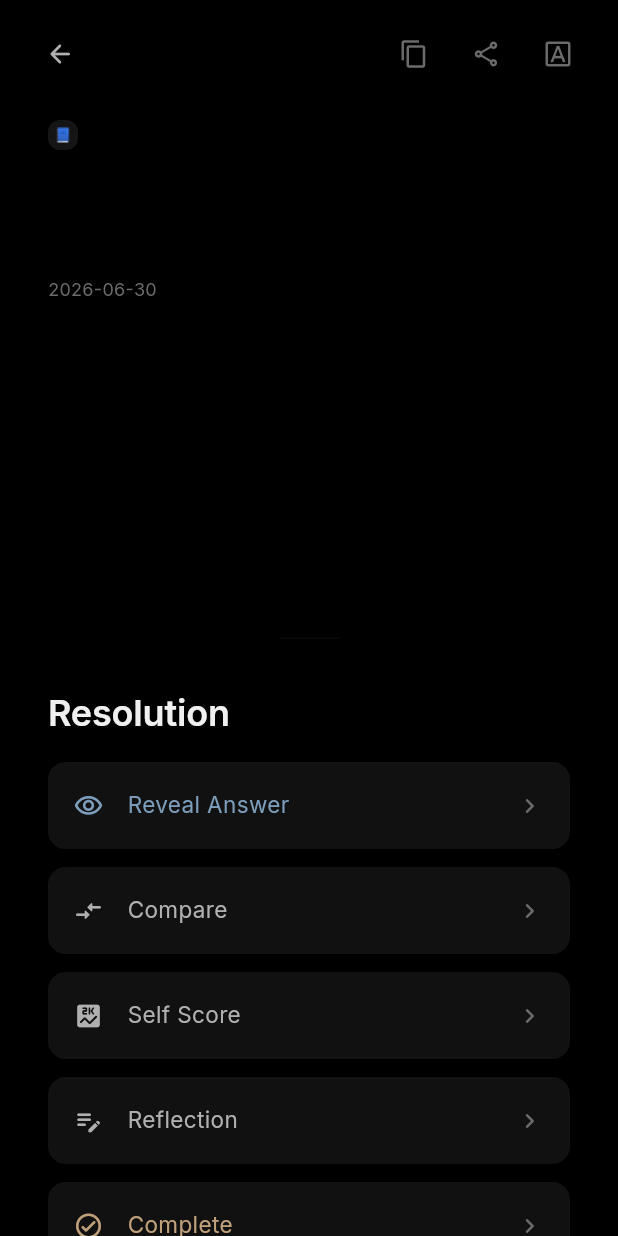
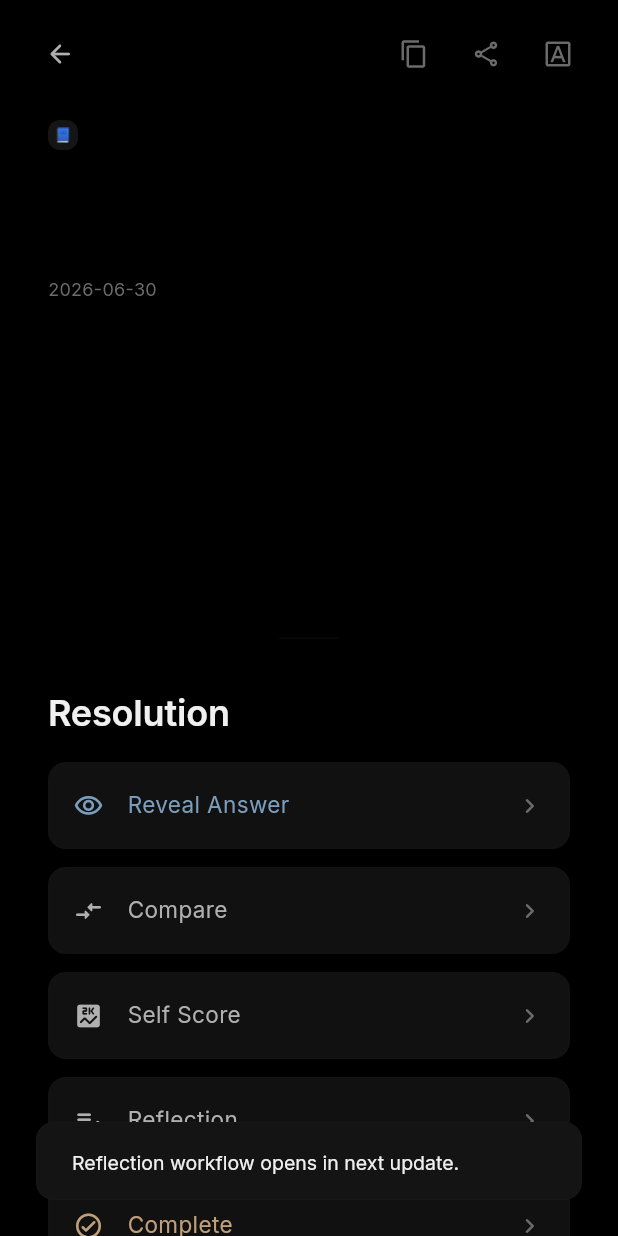
Before and after one commit to Harshajaya13/Hermes, a Flutter app: the HermesReaderScreen screen opened directly with empty values, after a tap on "Reflection", on a phone screen of 412 x 824 dp. Run offline on Flutter 3.47's test engine with Material 3 defaults, Android fonts, the phone set to English and light mode, and no system bars; our stand-ins replace file_picker, flutter_markdown, flutter_riverpod, google_fonts, share_plus, shared_preferences; missing offline and left inert: flutter_math_fork, html2md; accounts and stored records are empty; statements that could not run were skipped.

Commit message:
fix: reader engine reflection auto-saving and wire up workflow actions

```diff
--- a/lib/features/reader/hermes_reader_screen.dart
+++ b/lib/features/reader/hermes_reader_screen.dart
@@ -33,11 +33,33 @@ class _HermesReaderScreenState extends ConsumerState<HermesReaderScreen> {
   double _lineHeightMultiplier = 1.0;
   double _readingWidth = 680.0;
   double _focusLevel = 0; // 0: Off, 1: Low, 2: Medium, 3: High
+  String? _reflectionId;
 
   @override
   void initState() {
     super.initState();
     _scrollController.addListener(_onScroll);
+
+    WidgetsBinding.instance.addPostFrameCallback((_) {
+      final storage = ref.read(storageEngineProvider);
+      final existing = storage.getAllReflections().where((r) => r.itemId == widget.item.id).firstOrNull;
+      if (existing != null) {
+        _reflectionId = existing.id;
+        _reflectionController.text = existing.content;
+      }
+      _reflectionController.addListener(_autoSaveReflection);
+    });
+  }
+
+  void _autoSaveReflection() {
+    final storage = ref.read(storageEngineProvider);
+    final reflection = Reflection(
+      id: _reflectionId,
+      itemId: widget.item.id,
+      content: _reflectionController.text.trim(),
+    );
+    _reflectionId = reflection.id;
+    storage.saveReflection(reflection);
   }
 
   void _onScroll() {
@@ -206,10 +228,13 @@ class _HermesReaderScreenState extends ConsumerState<HermesReaderScreen> {
   void _recordEvolutio(bool didChange, {String? customText}) async {
     final storage = ref.read(storageEngineProvider);
 
+    final content = customText ?? _reflectionController.text.trim();
     final reflection = Reflection(
+      id: _reflectionId,
       itemId: widget.item.id,
-      content: customText ?? _reflectionController.text.trim(),
+      content: content,
     );
+    _reflectionId = reflection.id;
     await storage.saveReflection(reflection);
 
     if (didChange) {
@@ -611,16 +636,27 @@ class _HermesReaderScreenState extends ConsumerState<HermesReaderScreen> {
     );
   }
 
+  void _handleWorkflowAction(String action) {
+    final terminalActions = ['Archive', 'Save Reflection', 'Complete', 'Convert to Idea', 'Convert to Reflection', 'Promote to Project'];
+    if (terminalActions.contains(action)) {
+      _recordEvolutio(false, customText: 'Completed via: $action');
+    } else if (action == 'Create Evolutio') {
+      _recordEvolutio(true, customText: 'Fundamental cognitive shift recorded.');
+    } else {
+      HermesToast.show(context, '$action workflow opens in next update.');
+    }
+  }
+
   Widget _buildNoteWorkflow() {
     return Column(
       crossAxisAlignment: CrossAxisAlignment.start,
       children: [
         _buildWorkflowHeader('Connections'),
-        _buildWorkflowAction('Related Notes', Icons.account_tree_outlined),
-        _buildWorkflowAction('Keywords', Icons.tag_rounded),
-        _buildWorkflowAction('Backlinks', Icons.link_rounded),
-        _buildWorkflowAction('Last Edited', Icons.history_rounded),
-        _buildWorkflowAction('History', Icons.manage_history_rounded),
+        _buildWorkflowAction('Related Notes', Icons.account_tree_outlined, onTap: () => _handleWorkflowAction('Related Notes')),
+        _buildWorkflowAction('Keywords', Icons.tag_rounded, onTap: () => _handleWorkflowAction('Keywords')),
+        _buildWorkflowAction('Backlinks', Icons.link_rounded, onTap: () => _handleWorkflowAction('Backlinks')),
+        _buildWorkflowAction('Last Edited', Icons.history_rounded, onTap: () => _handleWorkflowAction('Last Edited')),
+        _buildWorkflowAction('History', Icons.manage_history_rounded, onTap: () => _handleWorkflowAction('History')),
       ],
     );
   }
@@ -630,11 +666,11 @@ class _HermesReaderScreenState extends ConsumerState<HermesReaderScreen> {
       crossAxisAlignment: CrossAxisAlignment.start,
       children: [
         _buildWorkflowHeader('Evolution'),
-        _buildWorkflowAction('Expand this idea', Icons.open_in_full_rounded, color: HermesColors.accent),
-        _buildWorkflowAction('Potential applications', Icons.api_rounded),
-        _buildWorkflowAction('Connect to another Block', Icons.link_rounded),
-        _buildWorkflowAction('Promote to Project', Icons.rocket_launch_outlined, color: HermesColors.evolutioGlow),
-        _buildWorkflowAction('Archive', Icons.archive_outlined),
+        _buildWorkflowAction('Expand this idea', Icons.open_in_full_rounded, color: HermesColors.accent, onTap: () => _handleWorkflowAction('Expand this idea')),
+        _buildWorkflowAction('Potential applications', Icons.api_rounded, onTap: () => _handleWorkflowAction('Potential applications')),
+        _buildWorkflowAction('Connect to another Block', Icons.link_rounded, onTap: () => _handleWorkflowAction('Connect to another Block')),
+        _buildWorkflowAction('Promote to Project', Icons.rocket_launch_outlined, color: HermesColors.evolutioGlow, onTap: () => _handleWorkflowAction('Promote to Project')),
+        _buildWorkflowAction('Archive', Icons.archive_outlined, onTap: () => _handleWorkflowAction('Archive')),
       ],
     );
   }
@@ -644,10 +680,10 @@ class _HermesReaderScreenState extends ConsumerState<HermesReaderScreen> {
       crossAxisAlignment: CrossAxisAlignment.start,
       children: [
         _buildWorkflowHeader('Synthesis'),
-        _buildWorkflowAction('Why was this worth recording?', Icons.help_outline_rounded),
-        _buildWorkflowAction('Did this observation lead to a pattern?', Icons.pattern_rounded),
-        _buildWorkflowAction('Convert to Reflection', Icons.edit_note_rounded, color: HermesColors.reflectionColor),
-        _buildWorkflowAction('Convert to Idea', Icons.lightbulb_outline_rounded, color: HermesColors.accent),
+        _buildWorkflowAction('Why was this worth recording?', Icons.help_outline_rounded, onTap: () => _handleWorkflowAction('Why was this worth recording?')),
+        _buildWorkflowAction('Did this observation lead to a pattern?', Icons.pattern_rounded, onTap: () => _handleWorkflowAction('Did this observation lead to a pattern?')),
+        _buildWorkflowAction('Convert to Reflection', Icons.edit_note_rounded, color: HermesColors.reflectionColor, onTap: () => _handleWorkflowAction('Convert to Reflection')),
+        _buildWorkflowAction('Convert to Idea', Icons.lightbulb_outline_rounded, color: HermesColors.accent, onTap: () => _handleWorkflowAction('Convert to Idea')),
       ],
     );
   }
@@ -659,8 +695,8 @@ class _HermesReaderScreenState extends ConsumerState<HermesReaderScreen> {
         _buildWorkflowHeader('Evolutio'),
         Text('Does this represent a fundamental shift in your thinking?', style: HermesTypography.body.copyWith(color: HermesColors.textSecondary, height: 1.6)),
         const SizedBox(height: HermesSpacing.lg),
-        _buildWorkflowAction('Create Evolutio', Icons.auto_awesome_rounded, color: HermesColors.evolutioGlow),
-        _buildWorkflowAction('Save Reflection', Icons.save_rounded),
+        _buildWorkflowAction('Create Evolutio', Icons.auto_awesome_rounded, color: HermesColors.evolutioGlow, onTap: () => _handleWorkflowAction('Create Evolutio')),
+        _buildWorkflowAction('Save Reflection', Icons.save_rounded, onTap: () => _handleWorkflowAction('Save Reflection')),
       ],
     );
   }
@@ -670,11 +706,11 @@ class _HermesReaderScreenState extends ConsumerState<HermesReaderScreen> {
       crossAxisAlignment: CrossAxisAlignment.start,
       children: [
         _buildWorkflowHeader('Resolution'),
-        _buildWorkflowAction('Reveal Answer', Icons.visibility_outlined, color: HermesColors.accent),
-        _buildWorkflowAction('Compare', Icons.compare_arrows_rounded),
-        _buildWorkflowAction('Self Score', Icons.score_rounded),
-        _buildWorkflowAction('Reflection', Icons.edit_note_rounded),
-        _buildWorkflowAction('Complete', Icons.check_circle_outline_rounded, color: HermesColors.veritasColor),
+        _buildWorkflowAction('Reveal Answer', Icons.visibility_outlined, color: HermesColors.accent, onTap: () => _handleWorkflowAction('Reveal Answer')),
+        _buildWorkflowAction('Compare', Icons.compare_arrows_rounded, onTap: () => _handleWorkflowAction('Compare')),
+        _buildWorkflowAction('Self Score', Icons.score_rounded, onTap: () => _handleWorkflowAction('Self Score')),
+        _buildWorkflowAction('Reflection', Icons.edit_note_rounded, onTap: () => _handleWorkflowAction('Reflection')),
+        _buildWorkflowAction('Complete', Icons.check_circle_outline_rounded, color: HermesColors.veritasColor, onTap: () => _handleWorkflowAction('Complete')),
       ],
     );
   }
```
